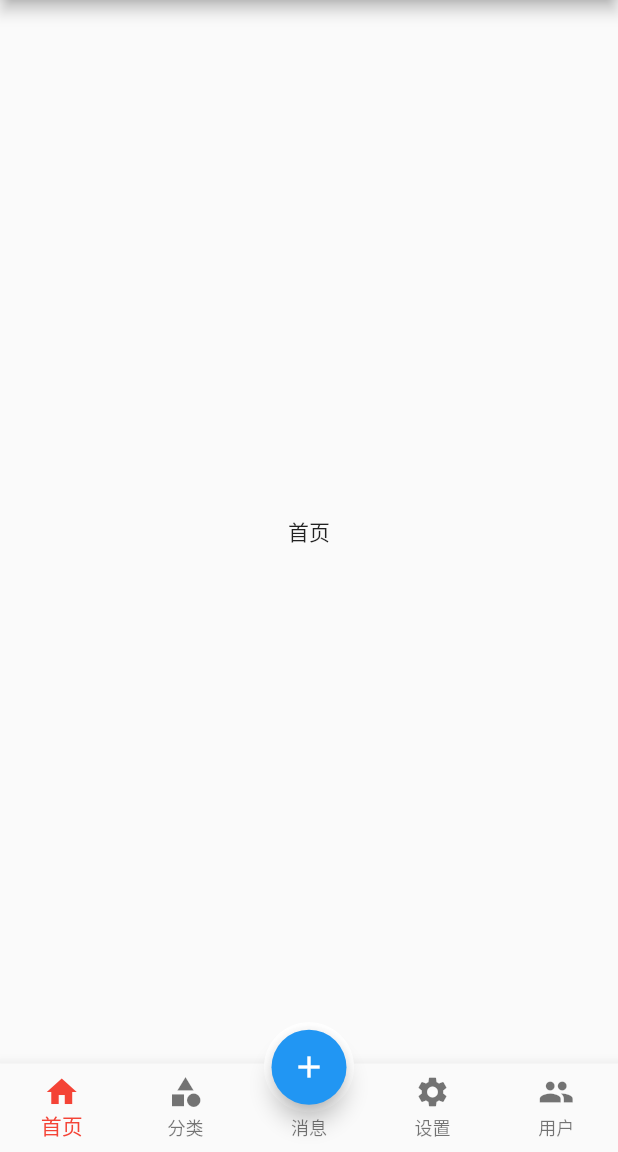
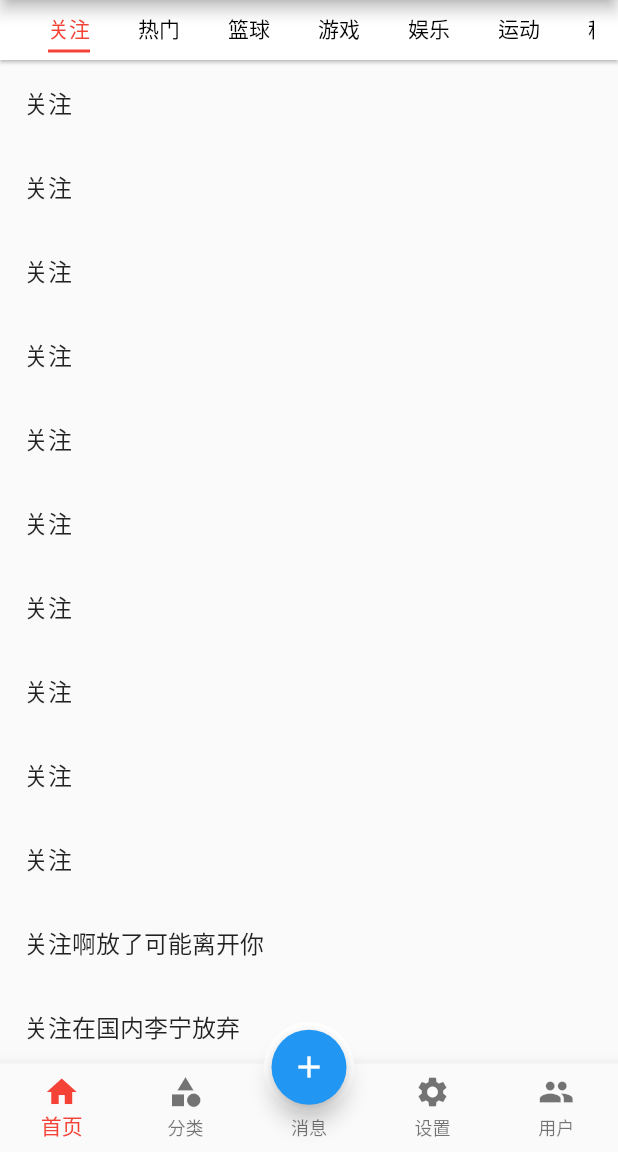
Before and after one commit to youp-potato/flutterdemo07, a Flutter app: the screen it shows after launch, on a phone screen of 412 x 824 dp, the part 84-1236 px from its top. Run offline on Flutter 3.47's test engine with Material 2 defaults, Android fonts, the phone set to English and light mode, and no system bars.

Commit message:
自定义的缓存组件工具位置为lib-tools 类似今日头条的AppBar可左右滑动的菜单栏

```diff
--- a/lib/main.dart
+++ b/lib/main.dart
@@ -11,6 +11,7 @@ class MyApp extends StatelessWidget {
   @override
   Widget build(BuildContext context) {
     return MaterialApp(
+      debugShowCheckedModeBanner: false,
       title: 'Flutter Demo',
       theme: ThemeData(
         primarySwatch: Colors.blue,
--- a/lib/pages/tabs/home.dart
+++ b/lib/pages/tabs/home.dart
@@ -1,19 +1,166 @@
 import 'package:flutter/material.dart';
+import '../../tools/keepAliveWrapper.dart';
 
-class HomePage extends StatefulWidget{
+class HomePage extends StatefulWidget {
   const HomePage({super.key});
 
   @override
   State<HomePage> createState() => _HomePageState();
-
 }
 
-class _HomePageState extends State<HomePage>{
+class _HomePageState extends State<HomePage>
+    with SingleTickerProviderStateMixin {
+  late TabController _tabController;
+
+  @override
+  void initState() {
+    super.initState();
+    _tabController = TabController(length: 9, vsync: this);
+    //监听_tabController的改变事件
+    _tabController.addListener(() {
+      // print(_tabController.index);    //获取两次索引值
+      if(_tabController.animation!.value == _tabController.index) {
+        print(_tabController.index);    //获取点击或滑动页面的索引值
+      }
+    });
+
+
+    //组件销毁时触发
+    @override
+    void dispose(){
+      super.dispose();
+      _tabController.dispose();
+    }
+
+
+  }
+
   @override
   Widget build(BuildContext context) {
-    return  const Center(
-      child: Text("首页"),
+    return Scaffold(
+      appBar: PreferredSize(
+        //可以配置AppBar的高度
+        preferredSize: const Size.fromHeight(40),
+        child: AppBar(
+            elevation: 1,
+            backgroundColor: Colors.white,
+            title: SizedBox(
+              height: 30,
+              child: TabBar(
+                isScrollable: true,
+                indicatorColor: Colors.red, //底部指示器的颜色
+                labelColor: Colors.red, //配置label的颜色
+                unselectedLabelColor: Colors.black, //未选中的label的颜色
+                indicatorSize: TabBarIndicatorSize.label,
+                controller: _tabController,
+                onTap: (index){ //只能监听点击事件 无法监听滑动事件
+                  print(index);
+                },
+                tabs: const [
+                  Tab(
+                    child: Text("关注"),
+                  ),
+                  Tab(
+                    child: Text("热门"),
+                  ),
+                  Tab(
+                    child: Text("篮球"),
+                  ),
+                  Tab(
+                    child: Text("游戏"),
+                  ),
+                  Tab(
+                    child: Text("娱乐"),
+                  ),
+                  Tab(
+                    child: Text("运动"),
+                  ),
+                  Tab(
+                    child: Text("科技"),
+                  ),
+                  Tab(
+                    child: Text("学习"),
+                  ),
+                  Tab(
+                    child: Text("生活"),
+                  ),
+                ],
+              ),
+            )),
+      ),
+      body: TabBarView(
+        controller: _tabController,
+        children: [
+          KeepAliveWrapper(     //自定义的缓存组件，切换label之后返回 页面定位还是在切换前的位置
+            child: ListView(
+              children: const [
+                ListTile(
+                  title: Text("关注"),
+                ),
+                ListTile(
+                  title: Text("关注"),
+                ),
+                ListTile(
+                  title: Text("关注"),
+                ),
+                ListTile(
+                  title: Text("关注"),
+                ),
+                ListTile(
+                  title: Text("关注"),
+                ),
+                ListTile(
+                  title: Text("关注"),
+                ),
+                ListTile(
+                  title: Text("关注"),
+                ),
+                ListTile(
+                  title: Text("关注"),
+                ),
+                ListTile(
+                  title: Text("关注"),
+                ),
+                ListTile(
+                  title: Text("关注"),
+                ),
+                ListTile(
+                  title: Text("关注啊放了可能离开你"),
+                ),
+                ListTile(
+                  title: Text("关注在国内李宁放弃"),
+                ),
+                ListTile(
+                  title: Text("关注啊放哪里放呢"),
+                ),
+                ListTile(
+                  title: Text("关注这几年就放呢"),
+                ),
+                ListTile(
+                  title: Text("关注阿瑟费拉开烦恼"),
+                ),
+                ListTile(
+                  title: Text("关注阿里就放哪里放呢"),
+                ),
+                ListTile(
+                  title: Text("关注111"),
+                ),
+                ListTile(
+                  title: Text("我是关注"),
+                ),
+              ],
+            ),
+          ),
+          const Text("热门"),
+          const Text("篮球"),
+          const Text("游戏"),
+          const Text("娱乐"),
+          const Text("运动"),
+          const Text("科技"),
+          const Text("学习"),
+          const Text("生活"),
+        ],
+      ),
     );
   }
-
 }
--- /dev/null
+++ b/lib/tools/keepAliveWrapper.dart
@@ -0,0 +1,33 @@
+import 'package:flutter/material.dart';
+
+class KeepAliveWrapper extends StatefulWidget{
+  const KeepAliveWrapper({super.key,@required this.child, this.keepAlive = true});
+
+  final Widget? child;
+  final bool keepAlive;
+
+  @override
+  State<KeepAliveWrapper> createState() => _KeepAliveWrapperState();
+
+}
+
+class _KeepAliveWrapperState extends State<KeepAliveWrapper> with AutomaticKeepAliveClientMixin{
+  @override
+  Widget build(BuildContext context){
+    return widget.child!;
+  }
+
+
+  @override
+  bool get wantKeepAlive => widget.keepAlive;
+
+  @override
+  void didUpdateWidget(covariant KeepAliveWrapper oldWidget) {
+    if (oldWidget.keepAlive != widget.keepAlive) {
+      // keepAlive 状态需要更新，实现在 AutomaticKeepAliveClientMixin 中
+      updateKeepAlive();
+    }
+    super.didUpdateWidget(oldWidget);
+  }
+
+}
```
